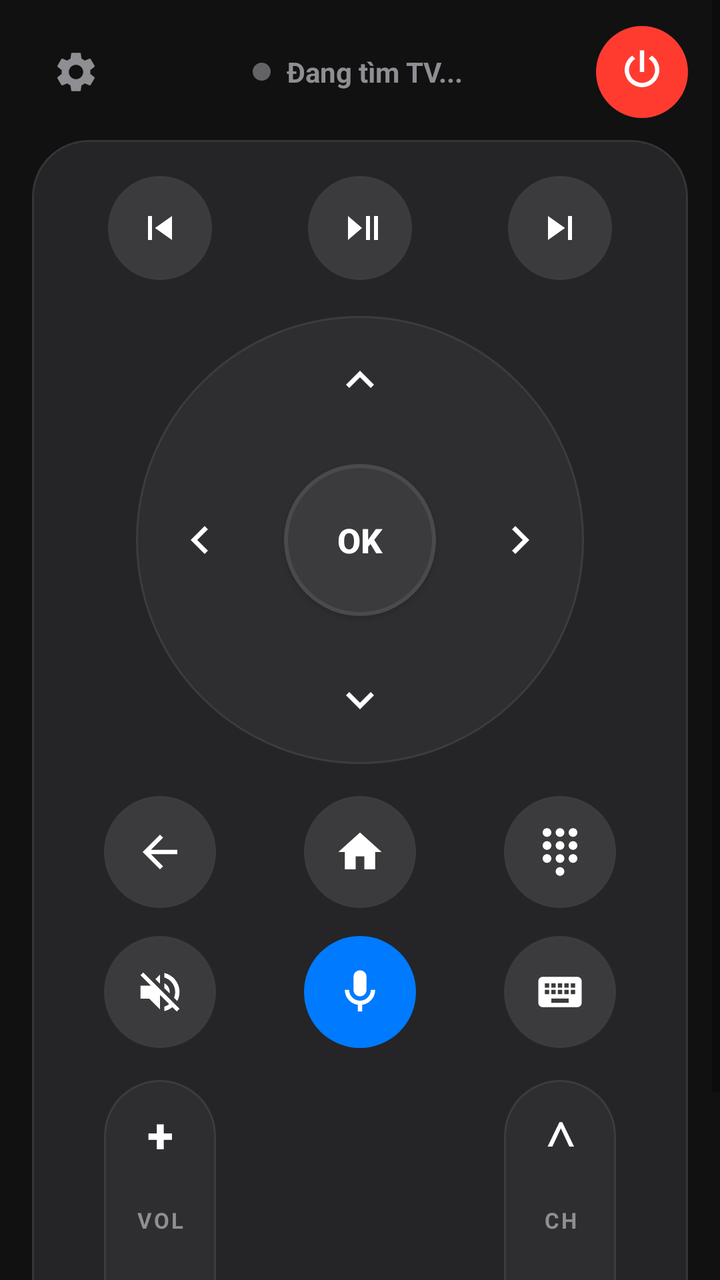
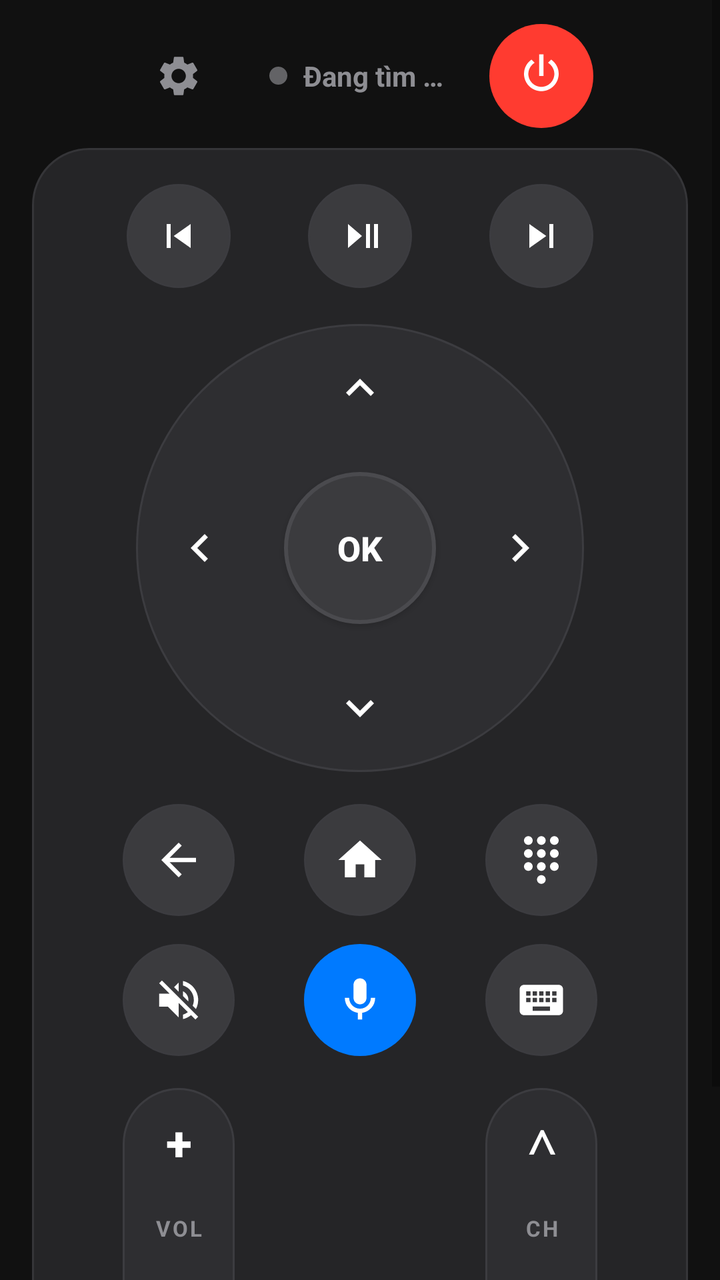

The first picture is an Android layout as it rendered before a commit; the second is the same layout after the commit. The layout source and the unified diff follow.
<!-- AndroidManifest.xml: application theme Theme.TvRemote -->
<!-- res/layout/activity_main.xml -->
<?xml version="1.0" encoding="utf-8"?>
<ScrollView xmlns:android="http://schemas.android.com/apk/res/android"
    xmlns:app="http://schemas.android.com/apk/res-auto"
    xmlns:tools="http://schemas.android.com/tools"
    android:layout_width="match_parent"
    android:layout_height="match_parent"
    android:background="@color/bg_app"
    android:fillViewport="true">

    <LinearLayout
        android:layout_width="match_parent"
        android:layout_height="wrap_content"
        android:gravity="center_horizontal"
        android:orientation="vertical"
        android:paddingStart="16dp"
        android:paddingTop="10dp"
        android:paddingEnd="16dp"
        android:paddingBottom="16dp">

        
        <LinearLayout
            android:layout_width="match_parent"
            android:layout_height="52dp"
            android:gravity="center_vertical"
            android:orientation="horizontal">

            <androidx.appcompat.widget.AppCompatImageButton
                android:id="@+id/btnSettings"
                android:layout_width="44dp"
                android:layout_height="44dp"
                android:background="?attr/selectableItemBackgroundBorderless"
                android:contentDescription="@string/desc_settings"
                android:src="@drawable/ic_gear"
                app:tint="@color/text_dim" />

            <LinearLayout
                android:layout_width="0dp"
                android:layout_height="wrap_content"
                android:layout_weight="1"
                android:gravity="center"
                android:orientation="horizontal">

                <View
                    android:id="@+id/viewStatusDot"
                    android:layout_width="9dp"
                    android:layout_height="9dp"
                    android:background="@drawable/status_dot_offline" />

                <TextView
                    android:id="@+id/tvTvStatus"
                    android:layout_width="wrap_content"
                    android:layout_height="wrap_content"
                    android:layout_marginStart="8dp"
                    android:ellipsize="end"
                    android:maxLines="1"
                    android:text="@string/tv_status_checking"
                    android:textColor="@color/text_dim"
                    android:textSize="14sp"
                    android:textStyle="bold" />
            </LinearLayout>

            <androidx.appcompat.widget.AppCompatImageButton
                android:id="@+id/btnPower"
                android:layout_width="46dp"
                android:layout_height="46dp"
                android:background="@drawable/btn_power_selector"
                android:contentDescription="@string/desc_power"
                android:src="@drawable/ic_power"
                app:tint="@color/text_white" />
        </LinearLayout>

        
        <LinearLayout
            android:layout_width="match_parent"
            android:layout_height="wrap_content"
            android:layout_marginTop="8dp"
            android:background="@drawable/bg_remote_body"
            android:gravity="center_horizontal"
            android:orientation="vertical"
            android:paddingStart="14dp"
            android:paddingTop="18dp"
            android:paddingEnd="14dp"
            android:paddingBottom="16dp">

            
            <LinearLayout
                android:layout_width="match_parent"
                android:layout_height="wrap_content"
                android:layout_marginBottom="16dp"
                android:gravity="center_vertical"
                android:orientation="horizontal">

                
                <FrameLayout
                    android:layout_width="0dp"
                    android:layout_height="wrap_content"
                    android:layout_weight="1">

                    <androidx.appcompat.widget.AppCompatImageButton
                        android:id="@+id/btnMediaPrev"
                        android:layout_width="52dp"
                        android:layout_height="52dp"
                        android:layout_gravity="center"
                        android:background="@drawable/btn_circle_selector"
                        android:contentDescription="@string/desc_media_prev"
                        android:src="@drawable/ic_media_prev"
                        app:tint="@color/text_white" />
                </FrameLayout>

                
                <FrameLayout
                    android:layout_width="0dp"
                    android:layout_height="wrap_content"
                    android:layout_weight="1">

                    <androidx.appcompat.widget.AppCompatImageButton
                        android:id="@+id/btnMediaPlayPause"
                        android:layout_width="52dp"
                        android:layout_height="52dp"
                        android:layout_gravity="center"
                        android:background="@drawable/btn_circle_selector"
                        android:contentDescription="@string/desc_media_play_pause"
                        android:src="@drawable/ic_media_play_pause"
                        app:tint="@color/text_white" />
                </FrameLayout>

                
                <FrameLayout
                    android:layout_width="0dp"
                    android:layout_height="wrap_content"
                    android:layout_weight="1">

                    <androidx.appcompat.widget.AppCompatImageButton
                        android:id="@+id/btnMediaNext"
                        android:layout_width="52dp"
                        android:layout_height="52dp"
                        android:layout_gravity="center"
                        android:background="@drawable/btn_circle_selector"
                        android:contentDescription="@string/desc_media_next"
                        android:src="@drawable/ic_media_next"
                        app:tint="@color/text_white" />
                </FrameLayout>
            </LinearLayout>

            
            <FrameLayout
                android:layout_width="224dp"
                android:layout_height="224dp"
                android:layout_marginTop="2dp"
                android:layout_marginBottom="16dp"
                android:background="@drawable/bg_dpad_surface">

                
                <androidx.appcompat.widget.AppCompatImageButton
                    android:id="@+id/btnUp"
                    android:layout_width="80dp"
                    android:layout_height="56dp"
                    android:layout_gravity="top|center_horizontal"
                    android:layout_marginTop="4dp"
                    android:background="@drawable/btn_rocker_half"
                    android:contentDescription="@string/btn_up"
                    android:src="@drawable/ic_chevron_up"
                    app:tint="@color/text_white" />

                
                <androidx.appcompat.widget.AppCompatImageButton
                    android:id="@+id/btnDown"
                    android:layout_width="80dp"
                    android:layout_height="56dp"
                    android:layout_gravity="bottom|center_horizontal"
                    android:layout_marginBottom="4dp"
                    android:background="@drawable/btn_rocker_half"
                    android:contentDescription="@string/btn_down"
                    android:src="@drawable/ic_chevron_down"
                    app:tint="@color/text_white" />

                
                <androidx.appcompat.widget.AppCompatImageButton
                    android:id="@+id/btnLeft"
                    android:layout_width="56dp"
                    android:layout_height="80dp"
                    android:layout_gravity="start|center_vertical"
                    android:layout_marginStart="4dp"
                    android:background="@drawable/btn_rocker_half"
                    android:contentDescription="@string/btn_left"
                    android:src="@drawable/ic_chevron_left"
                    app:tint="@color/text_white" />

                
                <androidx.appcompat.widget.AppCompatImageButton
                    android:id="@+id/btnRight"
                    android:layout_width="56dp"
                    android:layout_height="80dp"
                    android:layout_gravity="end|center_vertical"
                    android:layout_marginEnd="4dp"
                    android:background="@drawable/btn_rocker_half"
                    android:contentDescription="@string/btn_right"
                    android:src="@drawable/ic_chevron_right"
                    app:tint="@color/text_white" />

                
                <androidx.appcompat.widget.AppCompatButton
                    android:id="@+id/btnOk"
                    android:layout_width="76dp"
                    android:layout_height="76dp"
                    android:layout_gravity="center"
                    android:background="@drawable/btn_dpad_center"
                    android:text="@string/btn_ok"
                    android:textColor="@color/text_white"
                    android:textSize="17sp"
                    android:textStyle="bold" />
            </FrameLayout>

            
            <LinearLayout
                android:layout_width="match_parent"
                android:layout_height="56dp"
                android:layout_marginBottom="14dp"
                android:gravity="center_vertical"
                android:orientation="horizontal">

                
                <FrameLayout
                    android:layout_width="0dp"
                    android:layout_height="match_parent"
                    android:layout_weight="1">

                    <androidx.appcompat.widget.AppCompatImageButton
                        android:id="@+id/btnBack"
                        android:layout_width="56dp"
                        android:layout_height="56dp"
                        android:layout_gravity="center"
                        android:background="@drawable/btn_circle_selector"
                        android:contentDescription="@string/btn_back"
                        android:src="@drawable/ic_back"
                        app:tint="@color/text_white" />
                </FrameLayout>

                
                <FrameLayout
                    android:layout_width="0dp"
                    android:layout_height="match_parent"
                    android:layout_weight="1">

                    <androidx.appcompat.widget.AppCompatImageButton
                        android:id="@+id/btnHome"
                        android:layout_width="56dp"
                        android:layout_height="56dp"
                        android:layout_gravity="center"
                        android:background="@drawable/btn_circle_selector"
                        android:contentDescription="@string/btn_home"
                        android:src="@drawable/ic_home"
                        app:tint="@color/text_white" />
                </FrameLayout>

                
                <FrameLayout
                    android:layout_width="0dp"
                    android:layout_height="match_parent"
                    android:layout_weight="1">

                    <androidx.appcompat.widget.AppCompatImageButton
                        android:id="@+id/btnNumpad"
                        android:layout_width="56dp"
                        android:layout_height="56dp"
                        android:layout_gravity="center"
                        android:background="@drawable/btn_circle_selector"
                        android:contentDescription="@string/dialog_numpad_title"
                        android:src="@drawable/ic_numpad"
                        app:tint="@color/text_white" />
                </FrameLayout>
            </LinearLayout>

            
            <LinearLayout
                android:layout_width="match_parent"
                android:layout_height="56dp"
                android:gravity="center_vertical"
                android:orientation="horizontal">

                
                <FrameLayout
                    android:layout_width="0dp"
                    android:layout_height="match_parent"
                    android:layout_weight="1">

                    <androidx.appcompat.widget.AppCompatImageButton
                        android:id="@+id/btnMute"
                        android:layout_width="56dp"
                        android:layout_height="56dp"
                        android:layout_gravity="center"
                        android:background="@drawable/btn_circle_selector"
                        android:contentDescription="Mute"
                        android:src="@drawable/ic_mute"
                        app:tint="@color/text_white" />
                </FrameLayout>

                
                <FrameLayout
                    android:layout_width="0dp"
                    android:layout_height="match_parent"
                    android:layout_weight="1">

                    <androidx.appcompat.widget.AppCompatImageButton
                        android:id="@+id/btnMic"
                        android:layout_width="56dp"
                        android:layout_height="56dp"
                        android:layout_gravity="center"
                        android:background="@drawable/btn_mic_selector"
                        android:contentDescription="Voice Search"
                        android:src="@drawable/ic_mic"
                        app:tint="@color/text_white" />
                </FrameLayout>

                
                <FrameLayout
                    android:layout_width="0dp"
                    android:layout_height="match_parent"
                    android:layout_weight="1">

                    <androidx.appcompat.widget.AppCompatImageButton
                        android:id="@+id/btnKeyboard"
                        android:layout_width="56dp"
                        android:layout_height="56dp"
                        android:layout_gravity="center"
                        android:background="@drawable/btn_circle_selector"
                        android:contentDescription="@string/dialog_keyboard_title"
                        android:src="@drawable/ic_keyboard"
                        app:tint="@color/text_white" />
                </FrameLayout>
            </LinearLayout>

            
            <LinearLayout
                android:layout_width="match_parent"
                android:layout_height="140dp"
                android:layout_marginTop="16dp"
                android:layout_marginBottom="12dp"
                android:gravity="center_vertical"
                android:orientation="horizontal">

                
                <FrameLayout
                    android:layout_width="0dp"
                    android:layout_height="match_parent"
                    android:layout_weight="1">

                    <LinearLayout
                        android:layout_width="56dp"
                        android:layout_height="match_parent"
                        android:layout_gravity="center"
                        android:background="@drawable/bg_capsule"
                        android:gravity="center_horizontal"
                        android:orientation="vertical">

                        <androidx.appcompat.widget.AppCompatButton
                            android:id="@+id/btnVolUp"
                            android:layout_width="match_parent"
                            android:layout_height="54dp"
                            android:background="@drawable/btn_capsule_top"
                            android:text="@string/btn_plus"
                            android:textColor="@color/text_white"
                            android:textSize="24sp"
                            android:textStyle="bold" />

                        <TextView
                            android:layout_width="match_parent"
                            android:layout_height="32dp"
                            android:gravity="center"
                            android:letterSpacing="0.1"
                            android:text="@string/btn_vol"
                            android:textColor="@color/text_dim"
                            android:textSize="11sp"
                            android:textStyle="bold" />

                        <androidx.appcompat.widget.AppCompatButton
                            android:id="@+id/btnVolDown"
                            android:layout_width="match_parent"
                            android:layout_height="54dp"
                            android:background="@drawable/btn_capsule_bottom"
                            android:text="@string/btn_minus"
                            android:textColor="@color/text_white"
                            android:textSize="24sp"
                            android:textStyle="bold" />
                    </LinearLayout>
                </FrameLayout>

                
                <FrameLayout
                    android:layout_width="0dp"
                    android:layout_height="match_parent"
                    android:layout_weight="1" />

                
                <FrameLayout
                    android:layout_width="0dp"
                    android:layout_height="match_parent"
                    android:layout_weight="1">

                    <LinearLayout
                        android:layout_width="56dp"
                        android:layout_height="match_parent"
                        android:layout_gravity="center"
                        android:background="@drawable/bg_capsule"
                        android:gravity="center_horizontal"
                        android:orientation="vertical">

                        <androidx.appcompat.widget.AppCompatButton
                            android:id="@+id/btnChUp"
                            android:layout_width="match_parent"
                            android:layout_height="54dp"
                            android:background="@drawable/btn_capsule_top"
                            android:text="@string/btn_chevron_up"
                            android:textColor="@color/text_white"
                            android:textSize="20sp"
                            android:textStyle="bold" />

                        <TextView
                            android:layout_width="match_parent"
                            android:layout_height="32dp"
                            android:gravity="center"
                            android:letterSpacing="0.1"
                            android:text="@string/btn_ch"
                            android:textColor="@color/text_dim"
                            android:textSize="11sp"
                            android:textStyle="bold" />

                        <androidx.appcompat.widget.AppCompatButton
                            android:id="@+id/btnChDown"
                            android:layout_width="match_parent"
                            android:layout_height="54dp"
                            android:background="@drawable/btn_capsule_bottom"
                            android:text="@string/btn_chevron_down"
                            android:textColor="@color/text_white"
                            android:textSize="20sp"
                            android:textStyle="bold" />
                    </LinearLayout>
                </FrameLayout>

            </LinearLayout>

            
            <TextView
                android:id="@+id/tvToast"
                android:layout_width="match_parent"
                android:layout_height="wrap_content"
                android:layout_marginTop="4dp"
                android:gravity="center"
                android:minHeight="22dp"
                android:text="Sẵn sàng"
                android:textColor="@color/text_dim"
                android:textSize="12sp" />

        </LinearLayout>

    </LinearLayout>
</ScrollView>
<!-- resources referenced by this layout -->
<resources>
  <color name="bg_app">#111111</color>
  <color name="text_dim">#8E8E93</color>
  <color name="text_white">#FFFFFF</color>
  <!-- drawable bg_capsule (drawable) -->
  <?xml version="1.0" encoding="utf-8"?>
  <shape xmlns:android="http://schemas.android.com/apk/res/android"
      android:shape="rectangle">
      <solid android:color="@color/bg_dpad" />
      <corners android:radius="30dp" />
      <stroke
          android:width="1dp"
          android:color="#3C3C40" />
  </shape>
  <!-- drawable bg_dpad_surface (drawable) -->
  <?xml version="1.0" encoding="utf-8"?>
  <shape xmlns:android="http://schemas.android.com/apk/res/android"
      android:shape="oval">
      <solid android:color="@color/bg_dpad" />
      <stroke
          android:width="1dp"
          android:color="#3C3C40" />
  </shape>
  <!-- drawable bg_remote_body (drawable) -->
  <?xml version="1.0" encoding="utf-8"?>
  <shape xmlns:android="http://schemas.android.com/apk/res/android"
      android:shape="rectangle">
      <solid android:color="@color/bg_remote" />
      <corners android:radius="28dp" />
      <stroke
          android:width="1dp"
          android:color="#353538" />
  </shape>
  <!-- drawable ic_home (drawable) -->
  <?xml version="1.0" encoding="utf-8"?>
  <vector xmlns:android="http://schemas.android.com/apk/res/android"
      android:width="26dp"
      android:height="26dp"
      android:viewportWidth="24"
      android:viewportHeight="24">
      <path
          android:fillColor="#FFFFFF"
          android:pathData="M10,20v-6h4v6h5v-8h3L12,3 2,12h3v8z" />
  </vector>
  <!-- drawable ic_media_next (drawable) -->
  <?xml version="1.0" encoding="utf-8"?>
  <vector xmlns:android="http://schemas.android.com/apk/res/android"
      android:width="24dp"
      android:height="24dp"
      android:viewportWidth="24"
      android:viewportHeight="24">
      
      <path
          android:fillColor="#FFFFFF"
          android:pathData="M6,18l8.5,-6L6,6v12zM16,6v12h2V6h-2z" />
  </vector>
  <!-- drawable ic_media_prev (drawable) -->
  <?xml version="1.0" encoding="utf-8"?>
  <vector xmlns:android="http://schemas.android.com/apk/res/android"
      android:width="24dp"
      android:height="24dp"
      android:viewportWidth="24"
      android:viewportHeight="24">
      
      <path
          android:fillColor="#FFFFFF"
          android:pathData="M6,6h2v12H6zm3.5,6l8.5,6V6z" />
  </vector>
  <!-- drawable status_dot_offline (drawable) -->
  <?xml version="1.0" encoding="utf-8"?>
  <shape xmlns:android="http://schemas.android.com/apk/res/android"
      android:shape="oval">
      <solid android:color="@color/tv_offline" />
      <size android:width="10dp" android:height="10dp" />
  </shape>
  <string name="btn_back">Back</string>
  <string name="btn_ch">CH</string>
  <string name="btn_chevron_down">∨</string>
  <string name="btn_chevron_up">∧</string>
  <string name="btn_down">▼</string>
  <string name="btn_home">Home</string>
  <string name="btn_left">◀</string>
  <string name="btn_minus">−</string>
  <string name="btn_ok">OK</string>
  <string name="btn_plus">+</string>
  <string name="btn_right">▶</string>
  <string name="btn_up">▲</string>
  <string name="btn_vol">VOL</string>
  <string name="desc_media_next">Bài kế tiếp</string>
  <string name="desc_media_play_pause">Phát / Tạm dừng</string>
  <string name="desc_media_prev">Tua lùi bài trước</string>
  <string name="desc_power">Nguồn</string>
  <string name="desc_settings">Cài đặt</string>
  <string name="dialog_keyboard_title">Bàn phím nhập văn bản TV</string>
  <string name="dialog_numpad_title">Bàn phím số TV</string>
  <string name="tv_status_checking">Đang tìm TV...</string>
  <color name="bg_dpad">#2E2E31</color>
  <color name="bg_remote">#252527</color>
  <color name="btn_pressed">#FF9F0A</color>
  <color name="btn_normal">#3B3B3E</color>
  <color name="btn_mic_listening">#30D158</color>
  <color name="btn_mic">#007AFF</color>
  <color name="btn_power_pressed">#D32F2F</color>
  <color name="btn_power">#FF3B30</color>
  <color name="tv_offline">#636366</color>
  <!-- unchanged entries left out for length: 20 -->
</resources>

<!-- the commit's change to res/layout/activity_main.xml (unified diff, before → after) -->
@@ -20,53 +20,78 @@
         
         <LinearLayout
             android:layout_width="match_parent"
-            android:layout_height="52dp"
+            android:layout_height="56dp"
             android:gravity="center_vertical"
-            android:orientation="horizontal">
-
-            <androidx.appcompat.widget.AppCompatImageButton
-                android:id="@+id/btnSettings"
-                android:layout_width="44dp"
-                android:layout_height="44dp"
-                android:background="?attr/selectableItemBackgroundBorderless"
-                android:contentDescription="@string/desc_settings"
-                android:src="@drawable/ic_gear"
-                app:tint="@color/text_dim" />
-
-            <LinearLayout
+            android:orientation="horizontal"
+            android:paddingStart="28dp"
+            android:paddingEnd="28dp">
+
+            
+            <FrameLayout
                 android:layout_width="0dp"
-                android:layout_height="wrap_content"
-                android:layout_weight="1"
-                android:gravity="center"
-                android:orientation="horizontal">
-
-                <View
-                    android:id="@+id/viewStatusDot"
-                    android:layout_width="9dp"
-                    android:layout_height="9dp"
-                    android:background="@drawable/status_dot_offline" />
-
-                <TextView
-                    android:id="@+id/tvTvStatus"
+                android:layout_height="match_parent"
+                android:layout_weight="1">
+
+                <androidx.appcompat.widget.AppCompatImageButton
+                    android:id="@+id/btnSettings"
+                    android:layout_width="52dp"
+                    android:layout_height="52dp"
+                    android:layout_gravity="center"
+                    android:background="?attr/selectableItemBackgroundBorderless"
+                    android:contentDescription="@string/desc_settings"
+                    android:src="@drawable/ic_gear"
+                    app:tint="@color/text_dim" />
+            </FrameLayout>
+
+            
+            <FrameLayout
+                android:layout_width="0dp"
+                android:layout_height="match_parent"
+                android:layout_weight="1">
+
+                <LinearLayout
                     android:layout_width="wrap_content"
                     android:layout_height="wrap_content"
-                    android:layout_marginStart="8dp"
-                    android:ellipsize="end"
-                    android:maxLines="1"
-                    android:text="@string/tv_status_checking"
-                    android:textColor="@color/text_dim"
-                    android:textSize="14sp"
-                    android:textStyle="bold" />
-            </LinearLayout>
-
-            <androidx.appcompat.widget.AppCompatImageButton
-                android:id="@+id/btnPower"
-                android:layout_width="46dp"
-                android:layout_height="46dp"
-                android:background="@drawable/btn_power_selector"
-                android:contentDescription="@string/desc_power"
-                android:src="@drawable/ic_power"
-                app:tint="@color/text_white" />
+                    android:layout_gravity="center"
+                    android:gravity="center"
+                    android:orientation="horizontal">
+
+                    <View
+                        android:id="@+id/viewStatusDot"
+                        android:layout_width="9dp"
+                        android:layout_height="9dp"
+                        android:background="@drawable/status_dot_offline" />
+
+                    <TextView
+                        android:id="@+id/tvTvStatus"
+                        android:layout_width="wrap_content"
+                        android:layout_height="wrap_content"
+                        android:layout_marginStart="8dp"
+                        android:ellipsize="end"
+                        android:maxLines="1"
+                        android:text="@string/tv_status_checking"
+                        android:textColor="@color/text_dim"
+                        android:textSize="14sp"
+                        android:textStyle="bold" />
+                </LinearLayout>
+            </FrameLayout>
+
+            
+            <FrameLayout
+                android:layout_width="0dp"
+                android:layout_height="match_parent"
+                android:layout_weight="1">
+
+                <androidx.appcompat.widget.AppCompatImageButton
+                    android:id="@+id/btnPower"
+                    android:layout_width="52dp"
+                    android:layout_height="52dp"
+                    android:layout_gravity="center"
+                    android:background="@drawable/btn_power_selector"
+                    android:contentDescription="@string/desc_power"
+                    android:src="@drawable/ic_power"
+                    app:tint="@color/text_white" />
+            </FrameLayout>
         </LinearLayout>
 
         
@@ -77,9 +102,9 @@
             android:background="@drawable/bg_remote_body"
             android:gravity="center_horizontal"
             android:orientation="vertical"
-            android:paddingStart="14dp"
+            android:paddingStart="28dp"
             android:paddingTop="18dp"
-            android:paddingEnd="14dp"
+            android:paddingEnd="28dp"
             android:paddingBottom="16dp">
 
             
